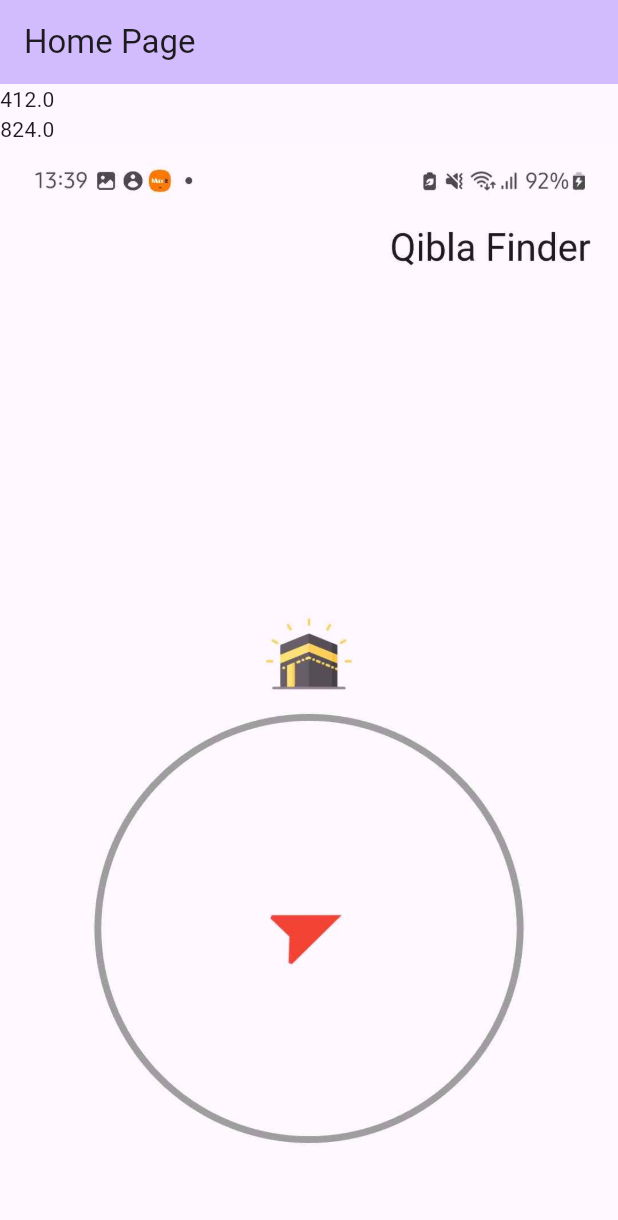
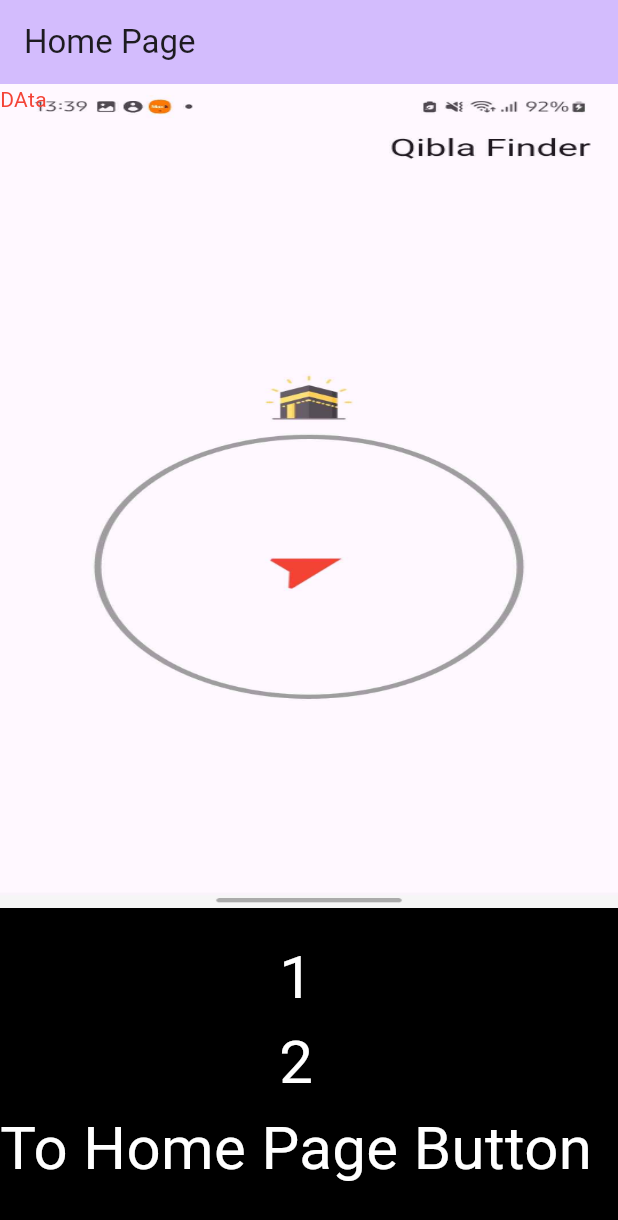
Before and after one commit to AboodAyyash/water_app_training, a Flutter app: the screen it shows after launch, on a phone screen of 412 x 824 dp. Shown: the top 1220 px of the screen. Run offline on Flutter 3.47's test engine with Material 3 defaults, Android fonts, the phone set to English and light mode, and no system bars.

Commit message:
27-5-2025 3

```diff
--- a/lib/home.dart
+++ b/lib/home.dart
@@ -1,66 +1,24 @@
 import 'package:flutter/material.dart';
-import 'package:flutter/services.dart';
 
-//https://www.figma.com/proto/HnCTkXrAnWx4GTNo58afqU/Coffee-Shop-Mobile-App-Design--Community-?node-id=421-1221
-class MyHomePage extends StatefulWidget {
-  final String title;
-  const MyHomePage({super.key, required this.title});
+class HomePage extends StatefulWidget {
+  const HomePage({super.key});
 
   @override
-  State<MyHomePage> createState() => _MyHomePageState();
+  State<HomePage> createState() => _HomePageState();
 }
 
-class _MyHomePageState extends State<MyHomePage> {
-  @override
-  void initState() {
-    super.initState();
-  }
-
+class _HomePageState extends State<HomePage> {
   @override
   Widget build(BuildContext context) {
-    final width = MediaQuery.of(context).size.width;
-    final height = MediaQuery.of(context).size.height;
     return Scaffold(
-      appBar: AppBar(
-        backgroundColor: Theme.of(context).colorScheme.inversePrimary,
-
-        title: Text(widget.title),
-      ),
-      body: ListView(
+      appBar: AppBar(backgroundColor: Colors.purple),
+      body: Column(
+        mainAxisAlignment: MainAxisAlignment.end,
         children: [
-          Text(width.toString()),
-          Text(height.toString()),
-          Image.asset("assets/images/bg.jpg", width: 200),
-          Image.network(
-            "https://letsenhance.io/static/73136da51c245e80edc6ccfe44888a99/1015f/MainBefore.jpg",
-          ),
           Container(
-            height: 200,
-            width: width,
-            decoration: BoxDecoration(
-              border: Border.all(color: Colors.red),
-              borderRadius: BorderRadius.circular(10),
-              image: DecorationImage(image: AssetImage("assets/images/bg.jpg")),
-            ),
-            child: ListView(
-              reverse: true,
-              physics: NeverScrollableScrollPhysics(),
-              children: [
-                Text("1"),
-                Text("2"),
-                /*    ListView(
-                  shrinkWrap: true,
-                  physics: NeverScrollableScrollPhysics(),
-                  children: [
-                    Text("uiouiou"),
-                    Text("uiouiou"),
-                    Text("uiouiou"),
-                    Text("uiouiou"),
-                    Text("uiouiou"),
-                  ],
-                ), */
-              ],
-            ),
+            width: double.infinity,
+            alignment: Alignment.center,
+            child: Text("asdas"),
           ),
         ],
       ),
--- /dev/null
+++ b/lib/intro.dart
@@ -0,0 +1,111 @@
+import 'package:flutter/material.dart';
+import 'package:flutter/services.dart';
+import 'package:start/home.dart';
+
+//https://www.figma.com/proto/HnCTkXrAnWx4GTNo58afqU/Coffee-Shop-Mobile-App-Design--Community-?node-id=421-1221
+class IntorPage extends StatefulWidget {
+  final String title;
+  const IntorPage({super.key, required this.title});
+
+  @override
+  State<IntorPage> createState() => _IntorPageState();
+}
+
+class _IntorPageState extends State<IntorPage> {
+  @override
+  void initState() {
+    super.initState();
+  }
+
+  @override
+  Widget build(BuildContext context) {
+    final width = MediaQuery.of(context).size.width;
+    final height = MediaQuery.of(context).size.height;
+    return Scaffold(
+      appBar: AppBar(
+        backgroundColor: Theme.of(context).colorScheme.inversePrimary,
+
+        title: Text(widget.title),
+      ),
+      body: Stack(
+        children: [
+          Container(decoration: BoxDecoration(color: Colors.black)),
+
+          Row(
+            mainAxisAlignment: MainAxisAlignment.center,
+            children: [
+              Image.asset(
+                "assets/images/bg.jpg",
+                height: height / 1.5,
+                width: width,
+                fit: BoxFit.fill,
+              ),
+            ],
+          ),
+          Column(
+            mainAxisAlignment: MainAxisAlignment.end,
+            children: [
+              Text("1", style: TextStyle(color: Colors.white, fontSize: 40)),
+              Text("2", style: TextStyle(color: Colors.white, fontSize: 40)),
+              InkWell(
+                onTap: () {
+                  Navigator.pushReplacement(
+                    context,
+                    MaterialPageRoute<void>(
+                      builder: (BuildContext context) => const HomePage(),
+                    ),
+                  );
+                },
+                child: Text(
+                  "To Home Page Button",
+                  style: TextStyle(color: Colors.white, fontSize: 40),
+                ),
+              ),
+              SizedBox(height: 30),
+            ],
+          ),
+          Column(children: [Text("DAta", style: TextStyle(color: Colors.red))]),
+        ],
+      ) /* ListView(
+        children: [
+          Text(width.toString()),
+          Text(height.toString()),
+          Image.asset("assets/images/bg.jpg", width: 200),
+          Image.network(
+            "https://letsenhance.io/static/73136da51c245e80edc6ccfe44888a99/1015f/MainBefore.jpg",
+          ),
+          Container(
+            height: 200,
+            width: width,
+            decoration: BoxDecoration(
+              color: Colors.red,
+              border: Border.all(color: Colors.red),
+              borderRadius: BorderRadius.circular(10),
+              image: DecorationImage(image: AssetImage("assets/images/bg.jpg")),
+            ),
+            child: ListView(
+              reverse: true,
+              physics: NeverScrollableScrollPhysics(),
+              children: [
+                Text("1"),
+                Text("2"),
+                /*    ListView(
+                  shrinkWrap: true,
+                  physics: NeverScrollableScrollPhysics(),
+                  children: [
+                    Text("uiouiou"),
+                    Text("uiouiou"),
+                    Text("uiouiou"),
+                    Text("uiouiou"),
+                    Text("uiouiou"),
+                  ],
+                ), */
+              ],
+            ),
+          ),
+        ],
+      ),
+     */,
+    );
+  }
+}
--- a/lib/main.dart
+++ b/lib/main.dart
@@ -1,5 +1,5 @@
 import 'package:flutter/material.dart';
-import 'package:start/home.dart';
+import 'package:start/intro.dart';
 
 void main() {
   runApp(const MyApp());
@@ -15,7 +15,7 @@ class MyApp extends StatelessWidget {
       theme: ThemeData(
         colorScheme: ColorScheme.fromSeed(seedColor: Colors.deepPurple),
       ),
-      home: const MyHomePage(title: 'Home Page'),
+      home: const IntorPage(title: 'Home Page'),
     );
   }
 }
```
